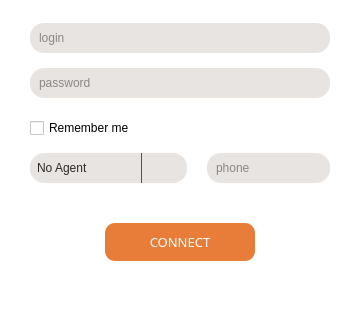
Qt form xivoclient/src/login_widget/login_widget.ui (wazo-platform/wazo-client-qt) before a commit; both pictures show x 0 to 360 and y 274 to 594 of the 360 by 594 pixel window.
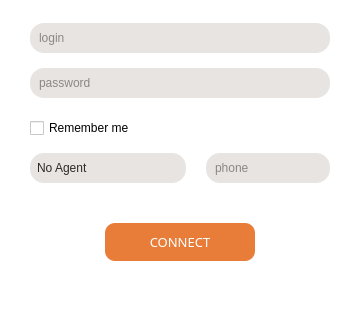
The same form after that commit. Icons and pictures are not drawn.

Commit message:
remove border separator in agent_options QComboBox
looks cleaner without separator

What changed in the file:
```diff
--- a/xivoclient/src/login_widget/login_widget.ui
+++ b/xivoclient/src/login_widget/login_widget.ui
@@ -214,7 +214,7 @@
 
 QComboBox::drop-down {
 	border-rightradius: 10px;
-	border-left: 1px solid #58524f;
+	border-left: 0px solid #58524f;
 	width: 45px;
 }
 
```
